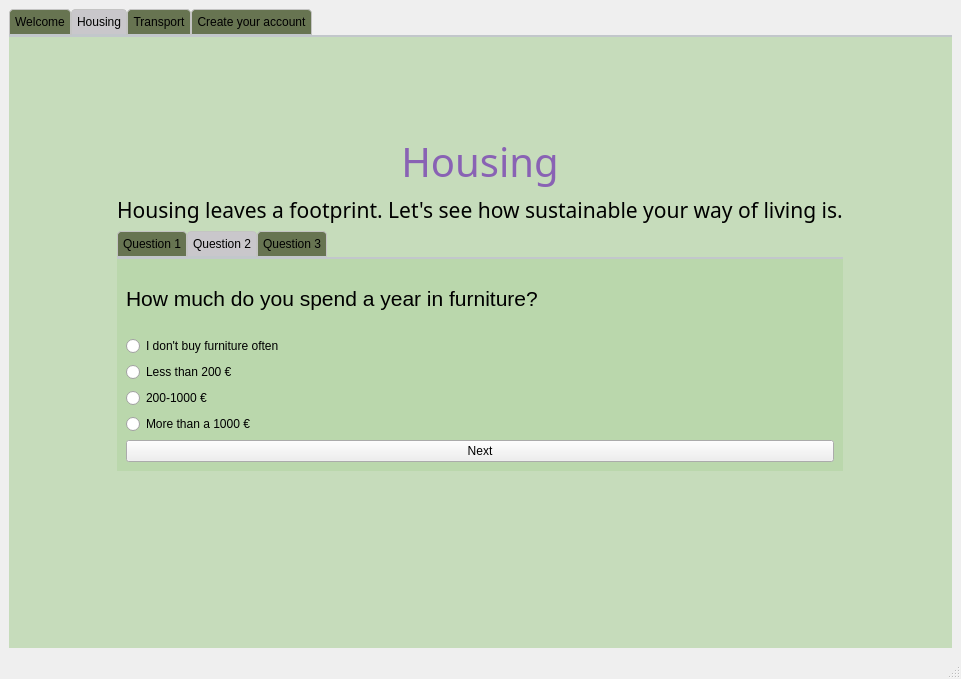
Before: the Qt Designer form CO2_Tracker/survey.ui in cgneo/CarbonTracker, drawn with Qt 5.
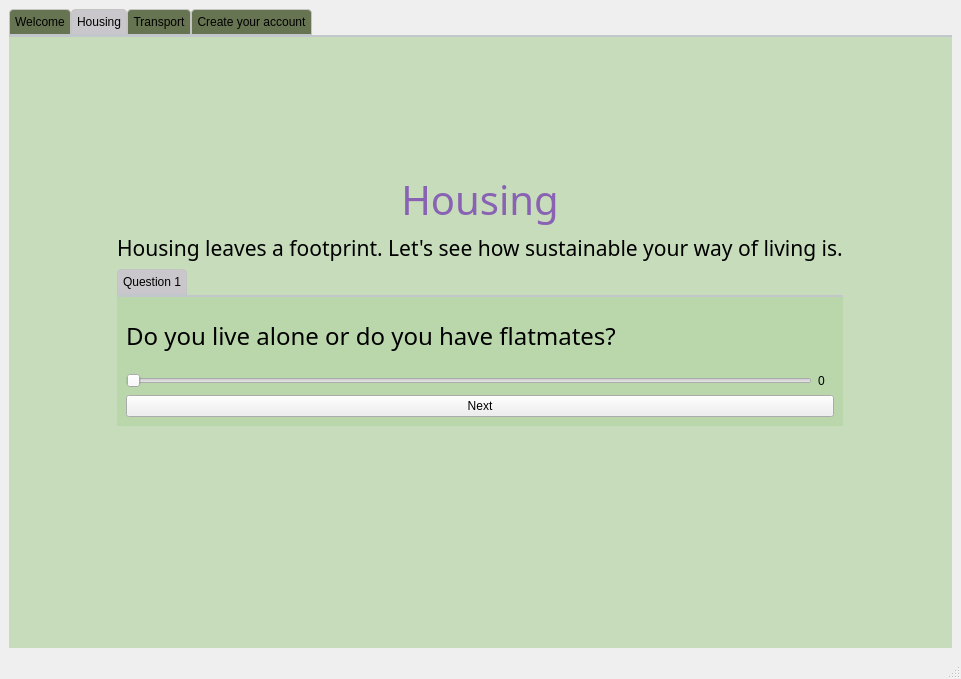
After: the same form once the commit is applied. The open tabs and pages were chosen to show the change.

Commit message: Using input from user (UI) to create an user.cpp class

Diff of the .ui file:
```diff
--- a/CO2_Tracker/survey.ui
+++ b/CO2_Tracker/survey.ui
@@ -6,7 +6,7 @@
    <rect>
     <x>0</x>
     <y>0</y>
-    <width>928</width>
+    <width>940</width>
     <height>679</height>
    </rect>
   </property>
@@ -339,7 +339,7 @@
        </attribute>
        <layout class="QGridLayout" name="gridLayout_3">
         <item row="0" column="0">
-         <layout class="QVBoxLayout" name="verticalLayout_17">
+         <layout class="QVBoxLayout" name="verticalLayout_3">
           <item>
            <spacer name="verticalSpacer_2">
             <property name="orientation">
@@ -454,134 +454,18 @@
                      </widget>
                     </item>
                     <item>
-                     <layout class="QVBoxLayout" name="verticalLayout_11">
-                      <item>
-                       <widget class="QRadioButton" name="radioH1_1">
-                        <property name="text">
-                         <string>Alone</string>
-                        </property>
-                       </widget>
-                      </item>
-                      <item>
-                       <widget class="QRadioButton" name="radioH1_2">
-                        <property name="text">
-                         <string>1-2</string>
-                        </property>
-                       </widget>
-                      </item>
-                      <item>
-                       <widget class="QRadioButton" name="radioH1_3">
-                        <property name="text">
-                         <string>3-4</string>
-                        </property>
-                       </widget>
-                      </item>
-                      <item>
-                       <widget class="QRadioButton" name="radioH1_4">
-                        <property name="text">
-                         <string>5+</string>
-                        </property>
-                       </widget>
-                      </item>
-                     </layout>
-                    </item>
-                    <item>
-                     <widget class="QPushButton" name="buttonNextHousing1">
-                      <property name="text">
-                       <string>Next</string>
-                      </property>
-                     </widget>
-                    </item>
-                   </layout>
-                  </item>
-                 </layout>
-                </widget>
-                <widget class="QWidget" name="tab_12">
-                 <attribute name="title">
-                  <string>Question 2</string>
-                 </attribute>
-                 <layout class="QGridLayout" name="gridLayout_5">
-                  <item row="0" column="0">
-                   <layout class="QVBoxLayout" name="verticalLayout_4">
-                    <item>
-                     <widget class="QLabel" name="label_16">
-                      <property name="text">
-                       <string>&lt;html&gt;&lt;head/&gt;&lt;body&gt;&lt;p&gt;&lt;span style=&quot; font-size:16pt;&quot;&gt;How much do you spend a year in furniture?&lt;/span&gt;&lt;/p&gt;&lt;/body&gt;&lt;/html&gt;</string>
-                      </property>
-                     </widget>
-                    </item>
-                    <item>
-                     <widget class="QRadioButton" name="radioH2_1">
-                      <property name="text">
-                       <string>I don't buy furniture often</string>
-                      </property>
-                     </widget>
-                    </item>
-                    <item>
-                     <widget class="QRadioButton" name="radioH2_2">
-                      <property name="text">
-                       <string>Less than 200 €</string>
-                      </property>
-                     </widget>
-                    </item>
-                    <item>
-                     <widget class="QRadioButton" name="radioH2_3">
-                      <property name="text">
-                       <string>200-1000 €</string>
-                      </property>
-                     </widget>
-                    </item>
-                    <item>
-                     <widget class="QRadioButton" name="radioH2_4">
-                      <property name="text">
-                       <string>More than a 1000 €</string>
-                      </property>
-                     </widget>
-                    </item>
-                    <item>
-                     <widget class="QPushButton" name="buttonNextHousing2">
-                      <property name="text">
-                       <string>Next</string>
-                      </property>
-                     </widget>
-                    </item>
-                   </layout>
-                  </item>
-                 </layout>
-                </widget>
-                <widget class="QWidget" name="tab_13">
-                 <attribute name="title">
-                  <string>Question 3</string>
-                 </attribute>
-                 <layout class="QGridLayout" name="gridLayout_4">
-                  <item row="0" column="0">
-                   <layout class="QVBoxLayout" name="verticalLayout_3">
-                    <item>
-                     <widget class="QLabel" name="label_17">
-                      <property name="text">
-                       <string>&lt;html&gt;&lt;head/&gt;&lt;body&gt;&lt;p&gt;&lt;span style=&quot; font-size:16pt;&quot;&gt;How much electricity do you consume in average monthly&lt;/span&gt;&lt;/p&gt;&lt;/body&gt;&lt;/html&gt;</string>
-                      </property>
-                     </widget>
-                    </item>
-                    <item>
                      <layout class="QHBoxLayout" name="horizontalLayout_2">
                       <item>
                        <widget class="QSlider" name="horizontalSlider_3">
                         <property name="maximum">
-                         <number>10</number>
+                         <number>12</number>
                         </property>
-                        <property name="singleStep">
-                         <number>1</number>
+                        <property name="sliderPosition">
+                         <number>0</number>
                         </property>
                         <property name="orientation">
                          <enum>Qt::Horizontal</enum>
                         </property>
-                        <property name="tickPosition">
-                         <enum>QSlider::TicksBelow</enum>
-                        </property>
-                        <property name="tickInterval">
-                         <number>1</number>
-                        </property>
                        </widget>
                       </item>
                       <item>
```
Left out of the diff: 69 changed lines with no effect on the pictures. The commit also changes 3 other files.
